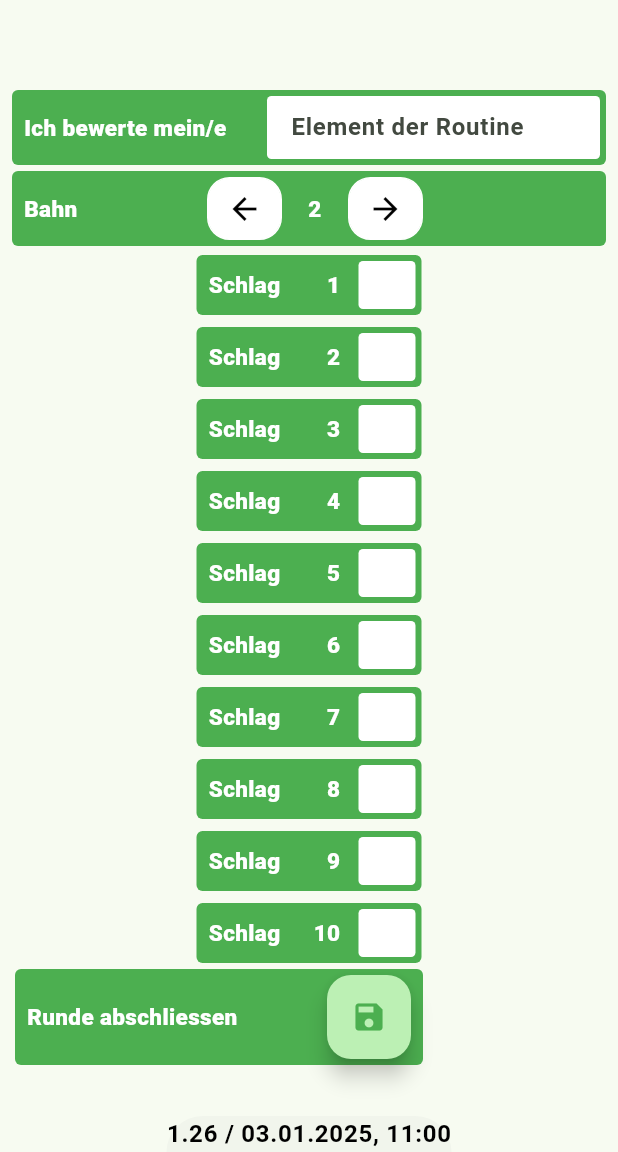
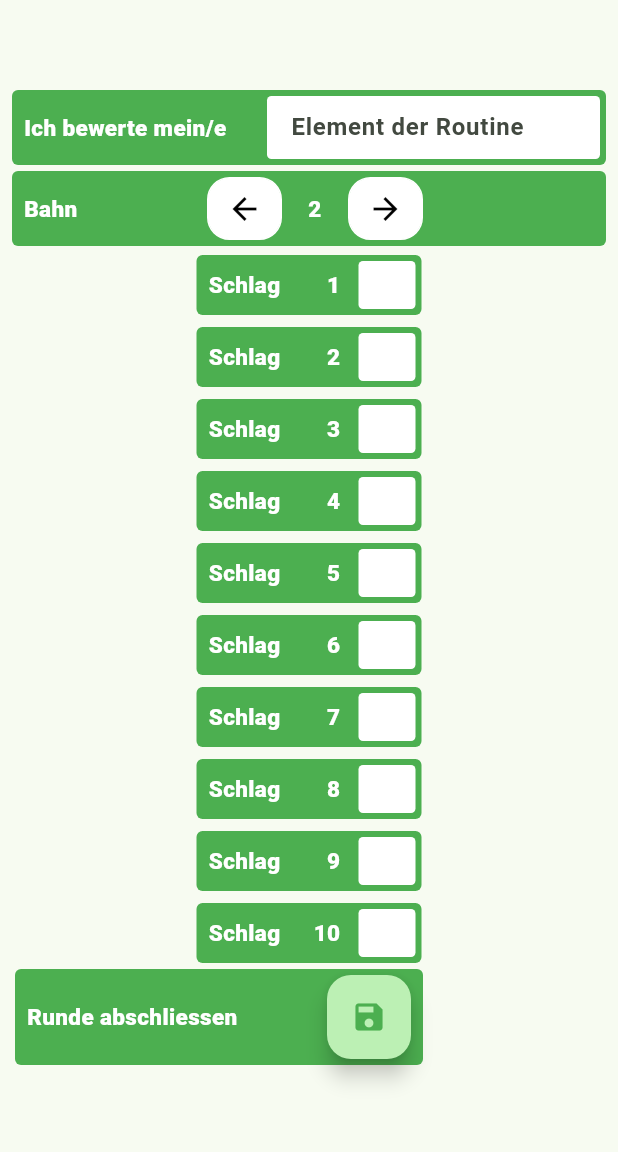
Before and after one commit to chrbuchsteiner61/valuation_pre_shot, a Flutter app: the screen it shows after launch, after a tap on the "arrow forward" icon, on a phone screen of 412 x 824 dp, the part 84-1236 px from its top. Run offline on Flutter 3.47's test engine with Material 3 defaults, Android fonts, the phone set to English and light mode, and no system bars; our stand-ins replace logger, pdf, printing, shared_preferences; missing offline and left inert: country_flags; generated files the repository leaves out were written again; Roboto replaces fonts that are missing (Noto); project files that could hold a hidden picture were left out.

Commit message:
minor corrections

```diff
--- a/lib/constants.dart
+++ b/lib/constants.dart
@@ -5,7 +5,7 @@ const numberOfTees = 18;
 const initialValue = '';
 const numberOfStrokes = numberOfTees * numberOfStrokesPerTee;
 
-String version = '1.26 / 03.01.2025, 11:00';
+String version = '1.3 / 20.01.2025, 11:00';
 
 const infoDrawerBackgroundColor = Colors.lightBlueAccent;
 const SizedBox spaceBetween = SizedBox(width: 16);
--- a/lib/main.dart
+++ b/lib/main.dart
@@ -178,11 +178,6 @@ class _StartingPageState extends State<StartingPage> {
     final localizations = AppLocalizations.of(context);
     final String localizedTitle = localizations!.appTitle;
 
-    Text bottomText = Text(
-      version,
-      style: Theme.of(context).textTheme.bodyLarge,
-    );
-
     return Consumer<TeeProvider>(builder: (context, teeProvider, child) {
       return Scaffold(
         appBar: AppBar(
@@ -214,8 +209,7 @@ class _StartingPageState extends State<StartingPage> {
             )
           ],
         ),
-        bottomSheet:
-            bottomText, // This trailing comma makes auto-formatting nicer for build methods.
+         // This trailing comma makes auto-formatting nicer for build methods.
       );
     });
   }
--- a/lib/ui_elements/in_decrease_button.dart
+++ b/lib/ui_elements/in_decrease_button.dart
@@ -32,10 +32,6 @@ class InDecreaseButton extends StatelessWidget {
       case TheDirection.forward:
         anIcon = const Icon(Icons.arrow_forward);
         addValue = 1;
-
-      default:
-        'no action';
-        addValue = 0;
     }
 
     return Container(
--- a/lib/ui_elements/the_info_drawer.dart
+++ b/lib/ui_elements/the_info_drawer.dart
@@ -159,7 +159,8 @@ class TheInfoDrawerState extends State<TheInfoDrawer> {
                 ),
                 DropdownMenuItem(
                   value: Language.italian.languageKey,
-                  child: Row(children: <Widget>[
+                  child: Row(
+                    children: <Widget>[
                       LanguageFlag(
                         countryCode: Language.italian.flagKey,
                       ),
@@ -170,7 +171,8 @@ class TheInfoDrawerState extends State<TheInfoDrawer> {
                 ),
                 DropdownMenuItem(
                   value: Language.danish.languageKey,
-                  child: Row(children: <Widget>[
+                  child: Row(
+                    children: <Widget>[
                       LanguageFlag(
                         countryCode: Language.danish.flagKey,
                       ),
@@ -181,7 +183,8 @@ class TheInfoDrawerState extends State<TheInfoDrawer> {
                 ),
                 DropdownMenuItem(
                   value: Language.swedish.languageKey,
-                  child: Row(children: <Widget>[
+                  child: Row(
+                    children: <Widget>[
                       LanguageFlag(
                         countryCode: Language.swedish.flagKey,
                       ),
@@ -213,6 +216,10 @@ class TheInfoDrawerState extends State<TheInfoDrawer> {
               aStLine3: 'Wacholderweg 15a, D-61440 Oberursel',
             ),
           ),
+          Text(
+            version,
+            style: Theme.of(context).textTheme.bodySmall,
+          ),
         ],
       ),
     );
```
Also changed, not shown: pubspec.lock, 1 other file. Lines whose indentation alone changed are shown as unchanged.
